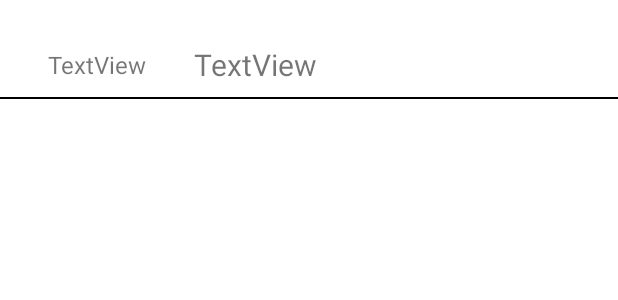
After one commit to KHPatel06/FinalProjectAndroid2023, an Android app: the layout list_item_layout.xml on its own in the app's theme, with its tools: preview values and no code run, on a phone screen of 412 x 824 dp. The commit adds this screen. Shown: the top 300 px of the screen. Run offline under Robolectric (Android 15) with nearby library versions, the phone set to English and light mode, and no system bars.

Commit message:
commit - 04/21/2023

```diff
--- a/app/build.gradle
+++ b/app/build.gradle
@@ -1,6 +1,8 @@
 plugins {
     id 'com.android.application'
     id 'org.jetbrains.kotlin.android'
+    id 'com.google.gms.google-services'
+
 }
 
 android {
@@ -45,4 +47,7 @@ dependencies {
     androidTestImplementation 'androidx.test.espresso:espresso-core:3.5.0'
     implementation 'androidx.navigation:navigation-fragment-ktx:2.5.3'
     implementation 'androidx.navigation:navigation-ui-ktx:2.5.3'
+    implementation platform('com.google.firebase:firebase-bom:31.3.0')
+    implementation 'com.google.firebase:firebase-database-ktx'
+    implementation "androidx.recyclerview:recyclerview:1.2.1"
 }
--- a/app/src/main/java/com/example/finalprojectandroid2023/MainFragment.kt
+++ b/app/src/main/java/com/example/finalprojectandroid2023/MainFragment.kt
@@ -6,11 +6,16 @@ import android.view.LayoutInflater
 import android.view.View
 import android.view.ViewGroup
 import com.example.finalprojectandroid2023.databinding.FragmentShopBinding
+import com.google.firebase.database.DatabaseReference
+import com.google.firebase.ktx.Firebase
+import com.google.firebase.database.ktx.database
+
 
 class MainFragment : Fragment() {
 
     private var _binding: FragmentShopBinding? = null
     private val binding get() = _binding!!
+    lateinit var dbRef : DatabaseReference
 
     override fun onCreateView(
         inflater: LayoutInflater, container: ViewGroup?,
@@ -19,6 +24,7 @@ class MainFragment : Fragment() {
         _binding = FragmentShopBinding.inflate(inflater, container, false)
         val rootView = binding.root
 
+        dbRef = Firebase.database.reference
 
 
         return rootView
--- a/app/src/main/java/com/example/finalprojectandroid2023/item.kt
+++ b/app/src/main/java/com/example/finalprojectandroid2023/item.kt
@@ -1,4 +1,4 @@
 package com.example.finalprojectandroid2023
 
-class item(var moneyMultiplier: Double, var quantity: Int, ) {
+class item(var moneyMultiplier: Double, var quantity: Int, var itemName: String) {
 }
--- /dev/null
+++ b/app/src/main/res/layout/list_item_layout.xml
@@ -0,0 +1,43 @@
+<?xml version="1.0" encoding="utf-8"?>
+<androidx.constraintlayout.widget.ConstraintLayout xmlns:android="http://schemas.android.com/apk/res/android"
+    xmlns:app="http://schemas.android.com/apk/res-auto"
+    xmlns:tools="http://schemas.android.com/tools"
+    android:layout_width="match_parent"
+             android:layout_height="match_parent">
+
+    <TextView
+        android:id="@+id/quantity_text"
+        android:layout_width="wrap_content"
+        android:layout_height="wrap_content"
+        android:layout_marginStart="32dp"
+        android:layout_marginTop="32dp"
+        android:textSize="16sp"
+        app:layout_constraintStart_toStartOf="parent"
+        app:layout_constraintTop_toTopOf="parent"
+        tools:text="TextView" />
+
+    <TextView
+        android:id="@+id/item_name"
+        android:layout_width="wrap_content"
+        android:layout_height="wrap_content"
+        android:layout_marginStart="32dp"
+        android:text="TextView"
+        android:textSize="20sp"
+        app:layout_constraintBottom_toBottomOf="@+id/quantity_text"
+        app:layout_constraintEnd_toEndOf="parent"
+        app:layout_constraintHorizontal_bias="0.0"
+        app:layout_constraintStart_toEndOf="@+id/quantity_text"
+        app:layout_constraintTop_toTopOf="@+id/quantity_text" />
+
+    <TextView
+        android:id="@+id/line"
+        android:layout_width="0dp"
+        android:layout_height="1dp"
+        android:layout_marginTop="8dp"
+        android:background="#000000"
+        android:text="eflvhsuvlsdlsdb"
+        android:textStyle="bold"
+        app:layout_constraintEnd_toEndOf="parent"
+        app:layout_constraintStart_toStartOf="parent"
+        app:layout_constraintTop_toBottomOf="@+id/item_name" />
+</androidx.constraintlayout.widget.ConstraintLayout>
--- a/app/src/main/res/values/strings.xml
+++ b/app/src/main/res/values/strings.xml
@@ -2,6 +2,7 @@
     <string name="app_name">FinalProjectAndroid2023</string>
 
     <string name="shop_button_text">Shop</string>
+    <string name="sell_button_text">Sell</string>
 
 
 </resources>
--- a/build.gradle
+++ b/build.gradle
@@ -4,6 +4,7 @@ plugins {
     id 'com.android.library' version '7.2.2' apply false
     id 'androidx.navigation.safeargs.kotlin' version '2.5.1' apply false
     id 'org.jetbrains.kotlin.android' version '1.7.10' apply false
+    id 'com.google.gms.google-services' version '4.3.15' apply false
 }
 
 task clean(type: Delete) {
```
Also changed, not shown: app/src/main/res/layout/fragment_shop.xml (+32 -9 lines), 1 other file.
